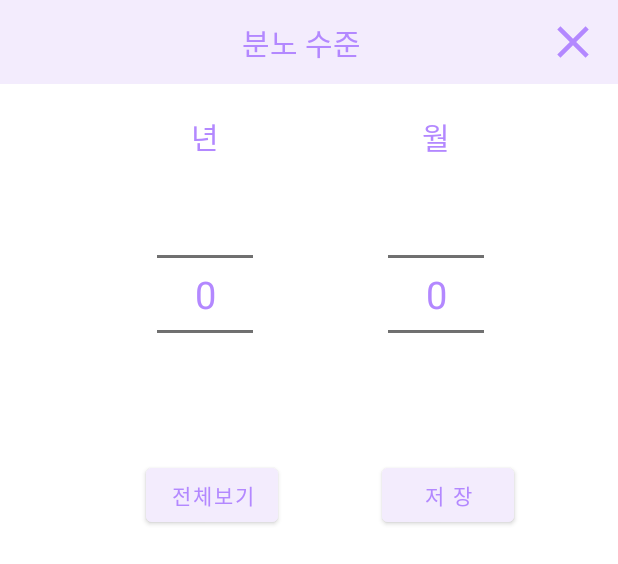
After one commit to Tussle0410/AngryControl, an Android app: the layout diary_date_alterdialog.xml on its own in the app's theme, with its tools: preview values and no code run, on a phone screen of 412 x 824 dp. The commit adds this screen. Shown: the top 564 px of the screen. Run offline under Robolectric (Android 15) with nearby library versions, the phone set to English and light mode, and no system bars.

Commit message:
Diary Date Dialog Update

```diff
--- a/app/src/main/kotlin/com/tussle/angrycontrol/ui/fragment/DiaryFragment.kt
+++ b/app/src/main/kotlin/com/tussle/angrycontrol/ui/fragment/DiaryFragment.kt
@@ -1,5 +1,6 @@
 package com.tussle.angrycontrol.ui.fragment
 
+import android.app.AlertDialog
 import android.content.Intent
 import android.os.Bundle
 import android.view.LayoutInflater
@@ -10,6 +11,7 @@ import androidx.fragment.app.Fragment
 import androidx.lifecycle.ViewModelProvider
 import androidx.recyclerview.widget.LinearLayoutManager
 import com.tussle.angrycontrol.R
+import com.tussle.angrycontrol.databinding.DiaryDateAlterdialogBinding
 import com.tussle.angrycontrol.databinding.DiaryFrameBinding
 import com.tussle.angrycontrol.ui.activity.DiaryWriteActivity
 import com.tussle.angrycontrol.ui.adapter.DiaryRecyclerAdapter
@@ -43,6 +45,28 @@ class DiaryFragment : Fragment() {
             val intent = Intent(requireContext(), DiaryWriteActivity::class.java)
             startActivity(intent)
         }
+        binding.diaryTimeSelectButton.setOnClickListener {
+            val dialogBinding = DiaryDateAlterdialogBinding.inflate(LayoutInflater.from(requireContext()))
+            val alertDialog = AlertDialog.Builder(requireContext())
+                .setView(dialogBinding.root)
+                .show()
+            with(dialogBinding){
+                diaryDialogYearNumberPicker.minValue = 2022
+                diaryDialogYearNumberPicker.maxValue = 2025
+                diaryDialogMonthNumberPicker.minValue = 1
+                diaryDialogMonthNumberPicker.maxValue = 12
+                diaryDialogSaveButton.setOnClickListener {
+                    alertDialog.cancel()
+                }
+                diaryDialogWholeButton.setOnClickListener {
+                    binding.diaryTimeSelectButton.text = R.string.whole.toString()
+                    alertDialog.cancel()
+                }
+                diaryDialogCancelButton.setOnClickListener {
+                    alertDialog.cancel()
+                }
+            }
+        }
     }
     companion object{
         fun getInstance() : DiaryFragment
--- /dev/null
+++ b/app/src/main/res/layout/diary_date_alterdialog.xml
@@ -0,0 +1,126 @@
+<?xml version="1.0" encoding="utf-8"?>
+<layout xmlns:app="http://schemas.android.com/apk/res-auto"
+    xmlns:android="http://schemas.android.com/apk/res/android">
+    <androidx.constraintlayout.widget.ConstraintLayout
+        android:layout_width="match_parent"
+        android:layout_height="match_parent">
+
+        <androidx.constraintlayout.widget.ConstraintLayout
+            android:id="@+id/constraintLayout5"
+            android:layout_width="match_parent"
+            android:layout_height="wrap_content"
+            android:background="@color/main_subColor"
+            app:layout_constraintEnd_toEndOf="parent"
+            app:layout_constraintStart_toStartOf="parent"
+            app:layout_constraintTop_toTopOf="parent">
+
+            <ImageButton
+                android:id="@+id/diary_dialog_cancelButton"
+                android:layout_width="wrap_content"
+                android:layout_height="wrap_content"
+                android:backgroundTint="@color/backgroundTransparency"
+                android:src="@drawable/icon_close"
+                app:layout_constraintEnd_toEndOf="parent"
+                app:layout_constraintTop_toTopOf="parent"
+                android:contentDescription="@string/backArrowDescription" />
+
+            <TextView
+                android:id="@+id/textView18"
+                android:layout_width="wrap_content"
+                android:layout_height="wrap_content"
+                android:background="@color/main_subColor"
+                android:fontFamily="@font/font_main"
+                android:padding="10dp"
+                android:text="@string/angryDegree"
+                android:textColor="@color/main_color"
+                android:textSize="20sp"
+                app:layout_constraintBottom_toBottomOf="parent"
+                app:layout_constraintEnd_toStartOf="@+id/diary_dialog_cancelButton"
+                app:layout_constraintHorizontal_bias="0.6"
+                app:layout_constraintStart_toStartOf="parent"
+                app:layout_constraintTop_toTopOf="parent" />
+        </androidx.constraintlayout.widget.ConstraintLayout>
+
+        <LinearLayout
+            android:id="@+id/linearLayout12"
+            android:layout_width="wrap_content"
+            android:layout_height="wrap_content"
+            android:orientation="vertical"
+            android:layout_marginTop="20dp"
+            app:layout_constraintEnd_toEndOf="parent"
+            app:layout_constraintHorizontal_bias="0.3"
+            app:layout_constraintStart_toStartOf="parent"
+            app:layout_constraintTop_toBottomOf="@+id/constraintLayout5">
+
+            <TextView
+                android:layout_width="match_parent"
+                android:layout_height="wrap_content"
+                android:fontFamily="@font/font_main"
+                android:gravity="center"
+                android:textSize="20sp"
+                android:textColor="@color/main_color"
+                android:text="@string/year" />
+
+            <NumberPicker
+                android:id="@+id/diary_dialog_year_numberPicker"
+                android:layout_width="wrap_content"
+                android:layout_height="wrap_content"
+                android:theme="@style/NumberPickerStyle"
+                android:descendantFocusability="blocksDescendants"
+                app:layout_constraintTop_toBottomOf="@+id/constraintLayout5" />
+        </LinearLayout>
+
+        <LinearLayout
+            android:id="@+id/linearLayout11"
+            android:layout_width="wrap_content"
+            android:layout_height="wrap_content"
+            android:orientation="vertical"
+            app:layout_constraintEnd_toEndOf="parent"
+            app:layout_constraintStart_toEndOf="@+id/linearLayout12"
+            app:layout_constraintTop_toTopOf="@+id/linearLayout12">
+
+            <TextView
+                android:layout_width="match_parent"
+                android:layout_height="wrap_content"
+                android:fontFamily="@font/font_main"
+                android:gravity="center"
+                android:textColor="@color/main_color"
+                android:textSize="20sp"
+                android:text="@string/month" />
+
+            <NumberPicker
+                android:id="@+id/diary_dialog_month_numberPicker"
+                android:layout_width="wrap_content"
+                android:layout_height="wrap_content"
+                android:theme="@style/NumberPickerStyle"
+                android:descendantFocusability="blocksDescendants"
+                app:layout_constraintTop_toBottomOf="@+id/constraintLayout5" />
+        </LinearLayout>
+
+        <Button
+            android:id="@+id/diary_dialog_whole_button"
+            android:layout_width="wrap_content"
+            android:layout_height="wrap_content"
+            android:backgroundTint="@color/main_subColor"
+            android:fontFamily="@font/font_main"
+            android:layout_marginTop="20dp"
+            android:text="@string/wholeTime"
+            android:textColor="@color/main_color"
+            app:layout_constraintEnd_toEndOf="parent"
+            app:layout_constraintHorizontal_bias="0.3"
+            app:layout_constraintStart_toStartOf="parent"
+            app:layout_constraintTop_toBottomOf="@+id/linearLayout12" />
+
+        <Button
+            android:id="@+id/diary_dialog_saveButton"
+            android:layout_width="wrap_content"
+            android:layout_height="wrap_content"
+            android:backgroundTint="@color/main_subColor"
+            android:fontFamily="@font/font_main"
+            android:text="@string/save"
+            android:textColor="@color/main_color"
+            app:layout_constraintEnd_toEndOf="parent"
+            app:layout_constraintStart_toEndOf="@+id/diary_dialog_whole_button"
+            app:layout_constraintTop_toTopOf="@+id/diary_dialog_whole_button" />
+    </androidx.constraintlayout.widget.ConstraintLayout>
+</layout>
--- a/app/src/main/res/layout/diary_frame.xml
+++ b/app/src/main/res/layout/diary_frame.xml
@@ -37,12 +37,12 @@
 
 
         <Button
-            android:id="@+id/button"
+            android:id="@+id/diary_timeSelect_button"
             android:layout_width="wrap_content"
             android:layout_height="wrap_content"
             android:backgroundTint="@color/main_color"
             android:fontFamily="@font/font_main"
-            android:text="전체"
+            android:text="@string/whole"
             android:textColor="@color/white"
             android:layout_marginEnd="10dp"
             app:cornerRadius="20dp"
```
